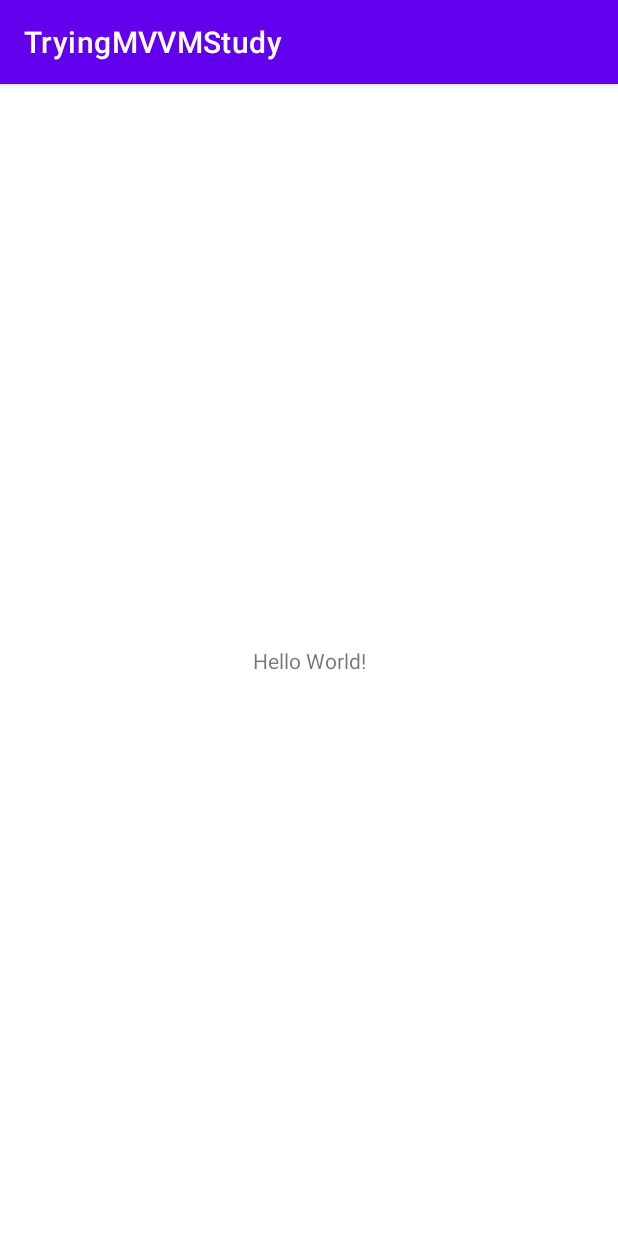
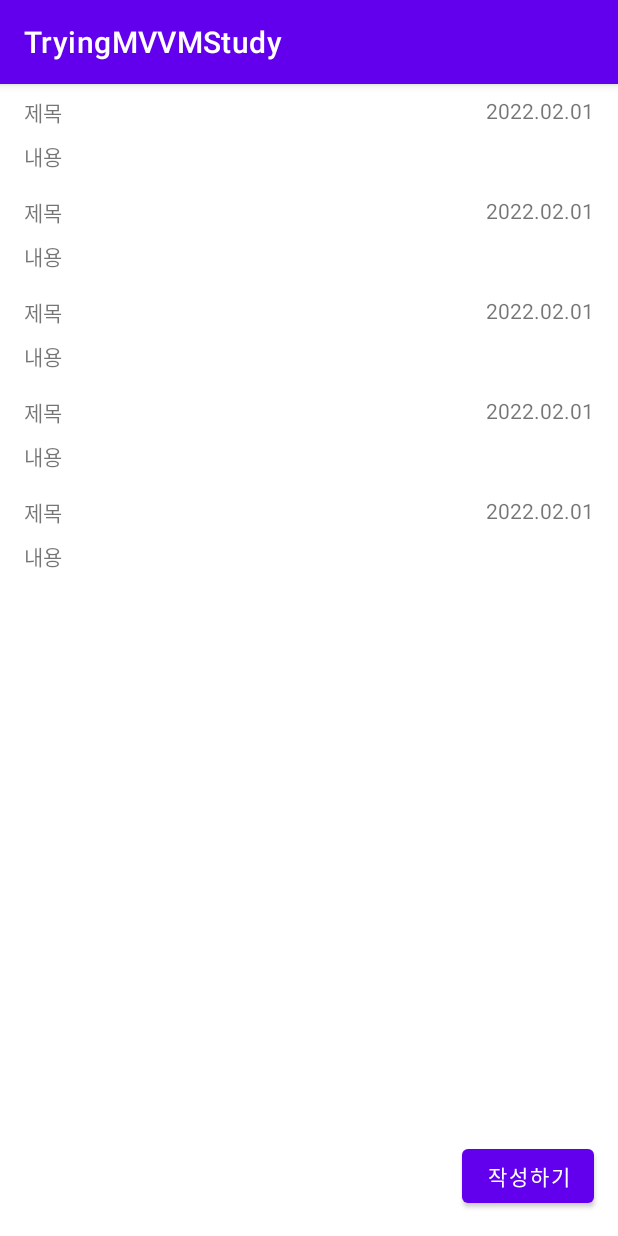
Before and after one commit to MalibinStudy/TryMVVM, an Android app: the screen it shows after launch (MainActivity before the commit, MemosActivity after it), on a phone screen of 412 x 824 dp. Run offline under Robolectric (Android 15) with nearby library versions, the phone set to English and light mode, and no system bars; our stand-ins replace data binding.

Commit message:
[Feat] 메모 리스트 작성

```diff
--- a/app/src/main/AndroidManifest.xml
+++ b/app/src/main/AndroidManifest.xml
@@ -10,10 +10,7 @@
         android:supportsRtl="true"
         android:theme="@style/Theme.TryingMVVMStudy">
         <activity
-            android:name=".presentation.MemoActivity"
-            android:exported="false" />
-        <activity
-            android:name=".MainActivity"
+            android:name=".presentation.memos.MemosActivity"
             android:exported="true">
             <intent-filter>
                 <action android:name="android.intent.action.MAIN" />
@@ -21,6 +18,10 @@
                 <category android:name="android.intent.category.LAUNCHER" />
             </intent-filter>
         </activity>
+        <activity
+            android:name=".presentation.memo.MemoActivity"
+            android:exported="false" />
+
     </application>
 
 </manifest>
--- a/app/src/main/java/com/malibin/study/trying/mvvm/MainActivity.kt
+++ /dev/null
@@ -1,49 +0,0 @@
-package com.malibin.study.trying.mvvm
-
-import android.os.Bundle
-import android.util.Log
-import androidx.appcompat.app.AppCompatActivity
-import com.malibin.study.trying.mvvm.data.db.DailyDiaryDatabase
-import com.malibin.study.trying.mvvm.data.entity.Diary
-import com.malibin.study.trying.mvvm.data.source.DiariesSource
-import com.malibin.study.trying.mvvm.data.source.local.DiariesLocalSource
-
-class MainActivity : AppCompatActivity() {
-
-    private lateinit var database: DailyDiaryDatabase
-    private lateinit var diariesSource: DiariesSource
-
-    override fun onCreate(savedInstanceState: Bundle?) {
-        super.onCreate(savedInstanceState)
-        setContentView(R.layout.activity_main)
-
-        database = DailyDiaryDatabase.newInstance(this)
-        diariesSource = DiariesLocalSource(database.getDiariesDao())
-
-        val diary = Diary("오늘의 일기", "Room을 배웠다. -끝-")
-
-        createDiary(diary)
-        updateDiary(diary)
-        deleteDiary(diary)
-    }
-
-    private fun createDiary(diary: Diary) {
-        diariesSource.createDiary(diary)
-        showAllDiaries()
-    }
-
-    private fun updateDiary(diary: Diary) {
-        val updatedDiary = diary.copy(content = "update로 바꿨다 ㅎㅎ")
-        diariesSource.updateDiary(updatedDiary)
-        showAllDiaries()
-    }
-
-    private fun deleteDiary(diary: Diary) {
-        diariesSource.deleteDiaryOf(diary.id)
-        showAllDiaries()
-    }
-
-    private fun showAllDiaries() {
-        Log.d("MalibinDebug", "${diariesSource.getAllDiaries()}")
-    }
-}
--- a/app/src/main/java/com/malibin/study/trying/mvvm/presentation/MemoActivity.kt
+++ b/app/src/main/java/com/malibin/study/trying/mvvm/presentation/memo/MemoActivity.kt
@@ -1,4 +1,4 @@
-package com.malibin.study.trying.mvvm.presentation
+package com.malibin.study.trying.mvvm.presentation.memo
 
 import android.os.Bundle
 import androidx.appcompat.app.AppCompatActivity
--- /dev/null
+++ b/app/src/main/java/com/malibin/study/trying/mvvm/presentation/memos/MemosActivity.kt
@@ -0,0 +1,34 @@
+package com.malibin.study.trying.mvvm.presentation.memos
+
+import android.os.Bundle
+import androidx.appcompat.app.AppCompatActivity
+import com.malibin.study.trying.mvvm.databinding.ActivityMemosBinding
+import com.malibin.study.trying.mvvm.domain.Memo
+import java.util.*
+
+class MemosActivity : AppCompatActivity() {
+
+    private lateinit var binding: ActivityMemosBinding
+    private lateinit var memosAdapter: MemosAdapter
+
+    override fun onCreate(savedInstanceState: Bundle?) {
+        super.onCreate(savedInstanceState)
+
+        binding = ActivityMemosBinding.inflate(layoutInflater)
+        setContentView(binding.root)
+
+        memosAdapter = MemosAdapter()
+        binding.listMemos.adapter = memosAdapter
+        memosAdapter.submitList(STUB_MEMOS)
+    }
+
+    companion object {
+        val STUB_MEMOS = listOf(
+            Memo(0, "제목", "내용", Date()),
+            Memo(1, "제목", "내용", Date()),
+            Memo(2, "제목", "내용", Date()),
+            Memo(3, "제목", "내용", Date()),
+            Memo(4, "제목", "내용", Date()),
+        )
+    }
+}
--- /dev/null
+++ b/app/src/main/java/com/malibin/study/trying/mvvm/presentation/memos/MemosAdapter.kt
@@ -0,0 +1,42 @@
+package com.malibin.study.trying.mvvm.presentation.memos
+
+import android.view.LayoutInflater
+import android.view.ViewGroup
+import androidx.recyclerview.widget.DiffUtil
+import androidx.recyclerview.widget.ListAdapter
+import androidx.recyclerview.widget.RecyclerView
+import com.malibin.study.trying.mvvm.databinding.ItemMemoBinding
+import com.malibin.study.trying.mvvm.domain.Memo
+
+class MemosAdapter : ListAdapter<Memo, MemosAdapter.ViewHolder>(MemoComparator()) {
+
+    override fun onCreateViewHolder(parent: ViewGroup, viewType: Int): ViewHolder {
+        val layoutInflater = LayoutInflater.from(parent.context)
+        val binding = ItemMemoBinding.inflate(layoutInflater, parent, false)
+        return ViewHolder(binding)
+    }
+
+    override fun onBindViewHolder(holder: ViewHolder, position: Int) {
+        val memo = getItem(position)
+        holder.bind(memo)
+    }
+
+    class ViewHolder(
+        private val binding: ItemMemoBinding,
+    ) : RecyclerView.ViewHolder(binding.root) {
+
+        fun bind(memo: Memo) {
+            binding.memo = memo
+        }
+    }
+
+    private class MemoComparator : DiffUtil.ItemCallback<Memo>() {
+        override fun areItemsTheSame(oldItem: Memo, newItem: Memo): Boolean {
+            return oldItem.id == newItem.id
+        }
+
+        override fun areContentsTheSame(oldItem: Memo, newItem: Memo): Boolean {
+            return oldItem == newItem
+        }
+    }
+}
--- a/app/src/main/res/layout/activity_main.xml
+++ /dev/null
@@ -1,18 +0,0 @@
-<?xml version="1.0" encoding="utf-8"?>
-<androidx.constraintlayout.widget.ConstraintLayout xmlns:android="http://schemas.android.com/apk/res/android"
-    xmlns:app="http://schemas.android.com/apk/res-auto"
-    xmlns:tools="http://schemas.android.com/tools"
-    android:layout_width="match_parent"
-    android:layout_height="match_parent"
-    tools:context=".MainActivity">
-
-    <TextView
-        android:layout_width="wrap_content"
-        android:layout_height="wrap_content"
-        android:text="Hello World!"
-        app:layout_constraintBottom_toBottomOf="parent"
-        app:layout_constraintLeft_toLeftOf="parent"
-        app:layout_constraintRight_toRightOf="parent"
-        app:layout_constraintTop_toTopOf="parent" />
-
-</androidx.constraintlayout.widget.ConstraintLayout>
--- a/app/src/main/res/layout/activity_memo.xml
+++ b/app/src/main/res/layout/activity_memo.xml
@@ -13,7 +13,7 @@
     <androidx.constraintlayout.widget.ConstraintLayout
         android:layout_width="match_parent"
         android:layout_height="match_parent"
-        tools:context=".presentation.MemoActivity">
+        tools:context=".presentation.memo.MemoActivity">
 
         <TextView
             android:id="@+id/textView"
--- /dev/null
+++ b/app/src/main/res/layout/activity_memos.xml
@@ -0,0 +1,29 @@
+<?xml version="1.0" encoding="utf-8"?>
+<androidx.constraintlayout.widget.ConstraintLayout xmlns:android="http://schemas.android.com/apk/res/android"
+    xmlns:app="http://schemas.android.com/apk/res-auto"
+    xmlns:tools="http://schemas.android.com/tools"
+    android:layout_width="match_parent"
+    android:layout_height="match_parent"
+    tools:context=".presentation.memos.MemosActivity">
+
+    <androidx.recyclerview.widget.RecyclerView
+        android:id="@+id/listMemos"
+        android:layout_width="0dp"
+        android:layout_height="0dp"
+        app:layoutManager="androidx.recyclerview.widget.LinearLayoutManager"
+        app:layout_constraintBottom_toBottomOf="parent"
+        app:layout_constraintEnd_toEndOf="parent"
+        app:layout_constraintStart_toStartOf="parent"
+        app:layout_constraintTop_toTopOf="parent"
+        tools:listitem="@layout/item_memo" />
+
+    <Button
+        android:id="@+id/button"
+        android:layout_width="wrap_content"
+        android:layout_height="wrap_content"
+        android:layout_marginEnd="16dp"
+        android:layout_marginBottom="16dp"
+        android:text="@string/write"
+        app:layout_constraintBottom_toBottomOf="parent"
+        app:layout_constraintEnd_toEndOf="parent" />
+</androidx.constraintlayout.widget.ConstraintLayout>
--- /dev/null
+++ b/app/src/main/res/layout/item_memo.xml
@@ -0,0 +1,61 @@
+<?xml version="1.0" encoding="utf-8"?>
+<layout xmlns:android="http://schemas.android.com/apk/res/android"
+    xmlns:app="http://schemas.android.com/apk/res-auto"
+    xmlns:tools="http://schemas.android.com/tools">
+
+    <data>
+
+        <variable
+            name="memo"
+            type="com.malibin.study.trying.mvvm.domain.Memo" />
+    </data>
+
+    <androidx.constraintlayout.widget.ConstraintLayout
+        android:layout_width="match_parent"
+        android:layout_height="wrap_content">
+
+        <TextView
+            android:id="@+id/textTitle"
+            android:layout_width="0dp"
+            android:layout_height="wrap_content"
+            android:layout_marginStart="16dp"
+            android:layout_marginTop="8dp"
+            android:layout_marginEnd="16dp"
+            android:ellipsize="end"
+            android:maxLines="1"
+            android:text="@{memo.title}"
+            app:layout_constraintBottom_toTopOf="@+id/textContent"
+            app:layout_constraintEnd_toStartOf="@+id/textCreateDate"
+            app:layout_constraintStart_toStartOf="parent"
+            app:layout_constraintTop_toTopOf="parent"
+            tools:text="Title" />
+
+        <TextView
+            android:id="@+id/textContent"
+            android:layout_width="0dp"
+            android:layout_height="wrap_content"
+            android:layout_marginStart="16dp"
+            android:layout_marginTop="8dp"
+            android:layout_marginEnd="16dp"
+            android:layout_marginBottom="8dp"
+            android:ellipsize="end"
+            android:maxLines="2"
+            android:text="@{memo.content}"
+            app:layout_constraintBottom_toBottomOf="parent"
+            app:layout_constraintEnd_toEndOf="parent"
+            app:layout_constraintStart_toStartOf="parent"
+            app:layout_constraintTop_toBottomOf="@+id/textTitle"
+            tools:text="Content" />
+
+        <TextView
+            android:id="@+id/textCreateDate"
+            android:layout_width="wrap_content"
+            android:layout_height="wrap_content"
+            android:layout_marginTop="8dp"
+            android:layout_marginEnd="16dp"
+            android:text="@string/dateFormat"
+            app:createdDate="@{memo.createDate}"
+            app:layout_constraintEnd_toEndOf="parent"
+            app:layout_constraintTop_toTopOf="parent" />
+    </androidx.constraintlayout.widget.ConstraintLayout>
+</layout>
--- a/app/src/main/res/values/strings.xml
+++ b/app/src/main/res/values/strings.xml
@@ -5,4 +5,5 @@
     <string name="dateFormat">yyyy.MM.dd</string>
     <string name="memoMaxLengthFormat">%d/500</string>
     <string name="writeComplete">작성 완료</string>
+    <string name="write">작성하기</string>
 </resources>
```
